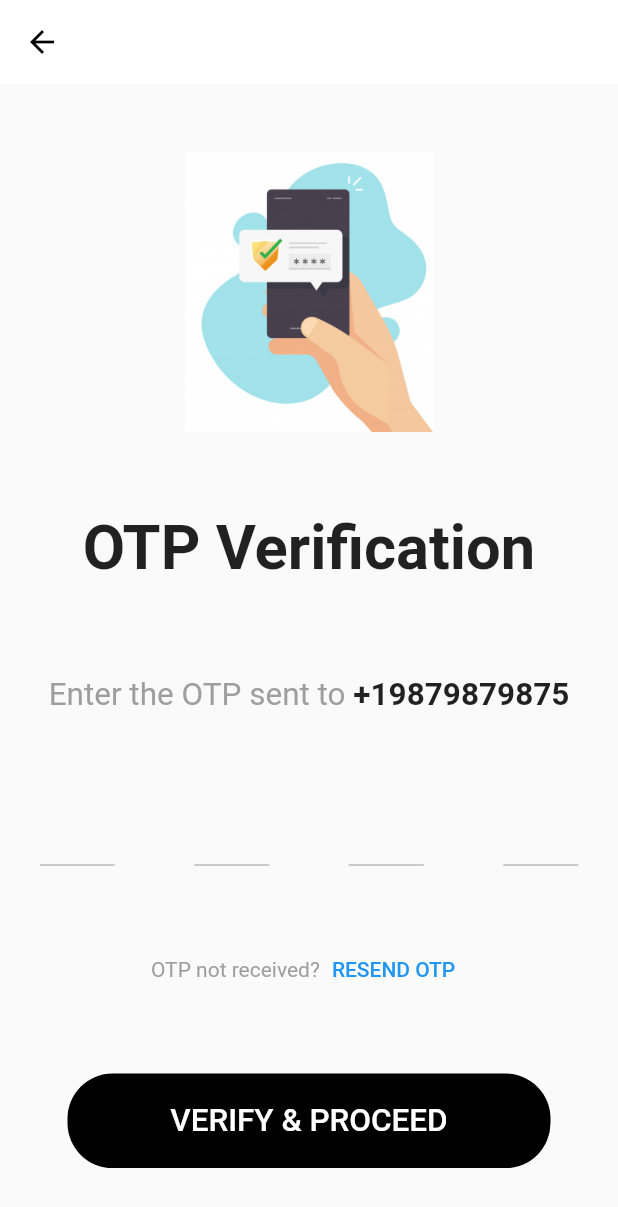
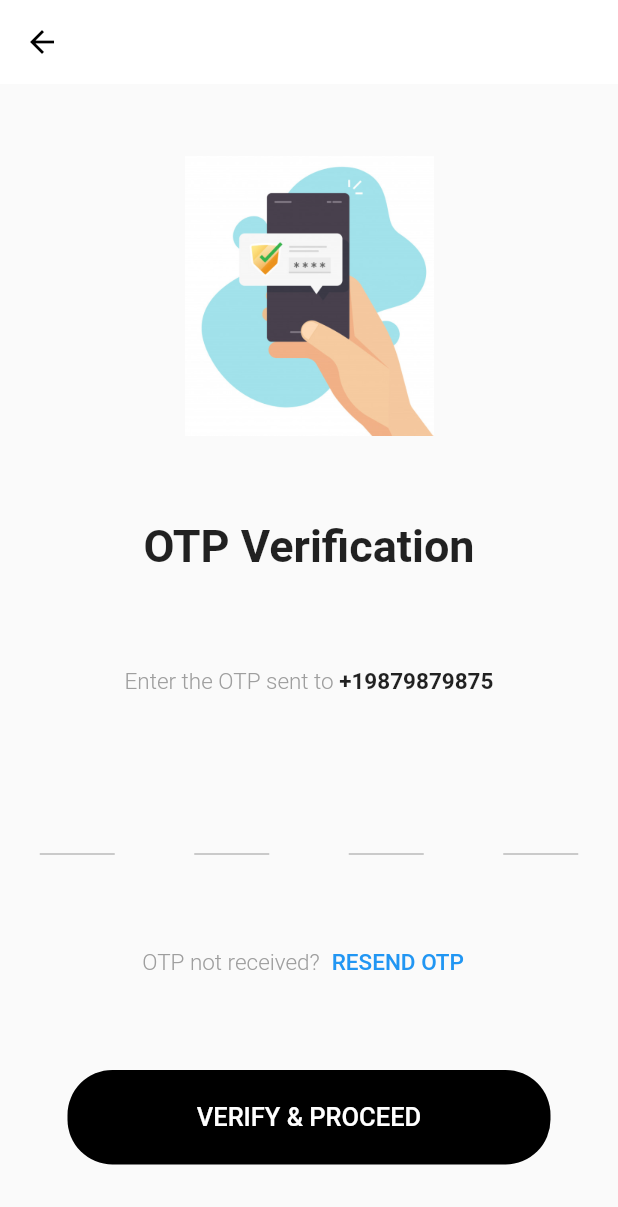
Before and after one commit to salman3xs/home-service, a Flutter app: the screen it shows after launch, after a tap on "SIGN UP", on a phone screen of 412 x 824 dp. Shown: the top 1207 px of the screen. Run offline on Flutter 3.47's test engine with Material 2 defaults, Android fonts, the phone set to English and light mode, and no system bars; drawn by our look-alikes of otp_text_field; our stand-ins replace animated_splash_screen, carousel_slider, font_awesome_flutter, page_transition; missing offline and left inert: country_pickers.

Commit message:
Final v2

```diff
--- a/lib/Screens/Signup/signup_page.dart
+++ b/lib/Screens/Signup/signup_page.dart
@@ -1,10 +1,8 @@
 import 'package:country_pickers/country.dart';
 import 'package:country_pickers/country_picker_dropdown.dart';
 import 'package:country_pickers/utils/utils.dart';
-import 'package:flutter/cupertino.dart';
 import 'package:flutter/material.dart';
 import 'package:home_service/Screens/Login/login_page.dart';
-import 'package:home_service/Screens/SIgnup/background.dart';
 import 'package:home_service/Screens/Verify/verify_page.dart';
 
 final TextEditingController phoneController = TextEditingController();
@@ -15,19 +13,31 @@ class SignUpPage extends StatelessWidget {
   @override
   Widget build(BuildContext context) {
     return Scaffold(
-      body: Column(
+      body: SingleChildScrollView(
+        child: Column(
           children: [
             SizedBox(
-            height: 480,
+              height: 489,
               child: Stack(
                 children: [
-                const BackGround(),
                   Center(
-                  child: Image.asset(
-                    'assets/images/Group 3.png',
-                    height: 242,
-                    width: 333,
+                    child: Container(
+                      height: 489,
+                      width: double.infinity,
+                      decoration: const BoxDecoration(
+                        image: DecorationImage(
+                          image: AssetImage(
+                            'assets/images/Frame.png',
                           ),
+                          fit: BoxFit.cover
+                        )
+                      ),
+                    ),
+                  ),
+                  Container(
+                    width: MediaQuery.of(context).size.width,
+                    height: 50,
+                    color: const Color.fromRGBO(181, 217, 251, 1),
                   )
                 ],
               ),
@@ -36,17 +46,23 @@ class SignUpPage extends StatelessWidget {
               padding: EdgeInsets.all(8.0),
               child: Text(
                 'Your Home Service Expert',
-              style: TextStyle(fontWeight: FontWeight.bold, fontSize: 30),
+                style: TextStyle(fontWeight: FontWeight.w700, fontSize: 22),
               ),
             ),
             const Padding(
               padding: EdgeInsets.all(8.0),
               child: Text(
                 'Continue with Phone Number',
-              style: TextStyle(fontSize: 22, color: Colors.grey),
+                style: TextStyle(
+                    fontSize: 15,
+                    color: Colors.grey,
+                    fontWeight: FontWeight.w500),
               ),
             ),
             Container(
+              height: 63,
+              width:325,
+              margin: const EdgeInsets.all(20),
               decoration: BoxDecoration(
                 borderRadius: BorderRadius.circular(25.0),
                 color: const Color.fromRGBO(242, 243, 247, 1),
@@ -55,9 +71,7 @@ class SignUpPage extends StatelessWidget {
                 mainAxisAlignment: MainAxisAlignment.spaceEvenly,
                 mainAxisSize: MainAxisSize.min,
                 children: [
-                Padding(
-                  padding: const EdgeInsets.only(left: 8.0),
-                  child: CountryPickerDropdown(
+                  CountryPickerDropdown(
                     initialValue: 'US',
                     itemBuilder: _buildDropdownItem,
                     sortComparator: (Country a, Country b) =>
@@ -66,9 +80,8 @@ class SignUpPage extends StatelessWidget {
                       print("${country.name}");
                     },
                   ),
-                ),
                   SizedBox(
-                    width: 200,
+                      width: 150,
                       child: InputBar(
                           controller: phoneController,
                           hint: 'Enter Mobile Number')),
@@ -77,33 +90,58 @@ class SignUpPage extends StatelessWidget {
             ),
             TextButton(
               onPressed: () {
-              Navigator.push(context, MaterialPageRoute(builder: (BuildContext context)=>const VerifyPage()));
+                Navigator.push(
+                    context,
+                    MaterialPageRoute(
+                        builder: (BuildContext context) => const VerifyPage()));
               },
               child: const Text(
                 'SIGN UP',
-              style: TextStyle(color: Colors.white,fontSize: 18),
+                style: TextStyle(
+                    color: Colors.white,
+                    fontSize: 17,
+                    fontWeight: FontWeight.w500),
               ),
               style: ButtonStyle(
-              fixedSize: MaterialStateProperty.all(Size(322,63)),
+                  fixedSize: MaterialStateProperty.all(const Size(322, 63)),
                   backgroundColor: MaterialStateProperty.all(Colors.black),
-                shape :MaterialStateProperty.all<RoundedRectangleBorder>(
+                  shape: MaterialStateProperty.all<RoundedRectangleBorder>(
                       RoundedRectangleBorder(
                     borderRadius: BorderRadius.circular(30.0),
-                    )
-                )
+                  ))),
             ),
-          ),
-          TextButton(onPressed: (){}, child: Text('VIEW OTHER OPTION')),
+            TextButton(
+                onPressed: () {},
+                child: const Text(
+                  'VIEW OTHER OPTION',
+                  style: TextStyle(fontWeight: FontWeight.w500, fontSize: 13),
+                )),
             Row(
               mainAxisAlignment: MainAxisAlignment.center,
               children: [
-              Text('ALREADY HAVE AN ACCOUNT?',style: TextStyle(color: Colors.grey),),
-              TextButton(onPressed: (){
-                Navigator.push(context, MaterialPageRoute(builder: (BuildContext context)=>const LogInPage()));
-              }, child: Text('LOG IN')),
+                const Text(
+                  'ALREADY HAVE AN ACCOUNT?',
+                  style: TextStyle(
+                      color: Colors.grey,
+                      fontWeight: FontWeight.w500,
+                      fontSize: 14),
+                ),
+                TextButton(
+                    onPressed: () {
+                      Navigator.push(
+                          context,
+                          MaterialPageRoute(
+                              builder: (BuildContext context) =>
+                                  const LogInPage()));
+                    },
+                    child: const Text(
+                      'LOG IN',
+                      style: TextStyle(fontWeight: FontWeight.w500, fontSize: 14),
+                    )),
               ],
             )
           ],
+        ),
       ),
     );
   }
@@ -128,13 +166,14 @@ class InputBar extends StatelessWidget {
 
   @override
   Widget build(BuildContext context) {
-    return Padding(
-      padding: const EdgeInsets.all(20.0),
-      child: TextFormField(
+    return TextFormField(
       keyboardType: TextInputType.phone,
       controller: controller,
       decoration: InputDecoration(
-          hintStyle: const TextStyle(color: Colors.grey),
+        hintStyle: const TextStyle(
+            color: Color.fromRGBO(49, 55, 58, 1),
+            fontWeight: FontWeight.w400,
+            fontSize: 15),
         hintText: hint,
       ),
       validator: (String? value) {
@@ -143,7 +182,6 @@ class InputBar extends StatelessWidget {
         }
         return null;
       },
-      ),
     );
   }
 }
--- a/lib/Screens/Verify/verify_page.dart
+++ b/lib/Screens/Verify/verify_page.dart
@@ -18,7 +18,7 @@ class VerifyPage extends StatelessWidget {
             padding: EdgeInsets.all(8.0),
             child: Text(
               'OTP Verification',
-              style: TextStyle(fontWeight: FontWeight.bold, fontSize: 41),
+              style: TextStyle(fontWeight: FontWeight.w600, fontSize: 30),
             ),
           ),
           Padding(
@@ -28,11 +28,11 @@ class VerifyPage extends StatelessWidget {
               children: const [
                 Text(
                   'Enter the OTP sent to ',
-                  style: TextStyle(fontSize: 21, color: Colors.grey),
+                  style: TextStyle(fontSize: 15, color: Colors.grey,fontWeight: FontWeight.w300),
                 ),
                 Text(
                   '+19879879875',
-                  style: TextStyle(fontWeight: FontWeight.bold, fontSize: 21),
+                  style: TextStyle(fontWeight: FontWeight.w600, fontSize: 15),
                 ),
               ],
             ),
@@ -42,7 +42,8 @@ class VerifyPage extends StatelessWidget {
             width: MediaQuery.of(context).size.width,
             fieldWidth: 50,
             style: const TextStyle(
-                fontSize: 17
+                fontSize: 30,
+                fontWeight: FontWeight.w600
             ),
             textFieldAlignment: MainAxisAlignment.spaceAround,
             fieldStyle: FieldStyle.underline,
@@ -53,8 +54,8 @@ class VerifyPage extends StatelessWidget {
           Row(
             mainAxisAlignment: MainAxisAlignment.center,
             children: [
-              const Text('OTP not received?',style: TextStyle(color: Colors.grey),),
-              TextButton(onPressed: (){}, child: const Text('RESEND OTP')),
+              const Text('OTP not received?',style: TextStyle(color: Colors.grey,fontWeight: FontWeight.w300, fontSize: 15),),
+              TextButton(onPressed: (){}, child: const Text('RESEND OTP',style: TextStyle(fontWeight: FontWeight.w500, fontSize: 15),)),
             ],
           ),
           TextButton(
@@ -63,10 +64,10 @@ class VerifyPage extends StatelessWidget {
             },
             child: const Text(
               'VERIFY & PROCEED',
-              style: TextStyle(color: Colors.white,fontSize: 21,),
+              style: TextStyle(color: Colors.white,fontSize: 17,fontWeight: FontWeight.w500),
             ),
             style: ButtonStyle(
-                fixedSize: MaterialStateProperty.all(Size(322,63)),
+                fixedSize: MaterialStateProperty.all(const Size(322,63)),
                 backgroundColor: MaterialStateProperty.all(Colors.black),
                 shape :MaterialStateProperty.all<RoundedRectangleBorder>(
                     RoundedRectangleBorder(
```
Also changed, not shown: lib/Screens/AddNewAddress/add_new_address.dart (+4 -4 lines), lib/Screens/Login/login_page.dart (+22 -21 lines), assets/images/Frame.png (added). Lines whose indentation alone changed are shown as unchanged.
